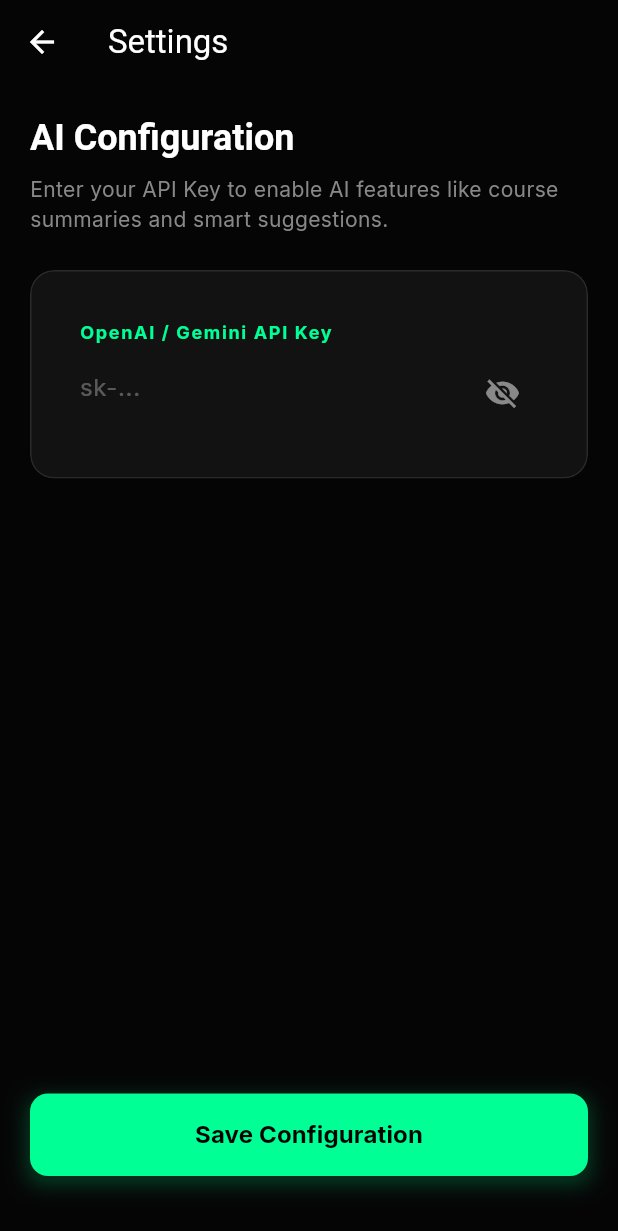
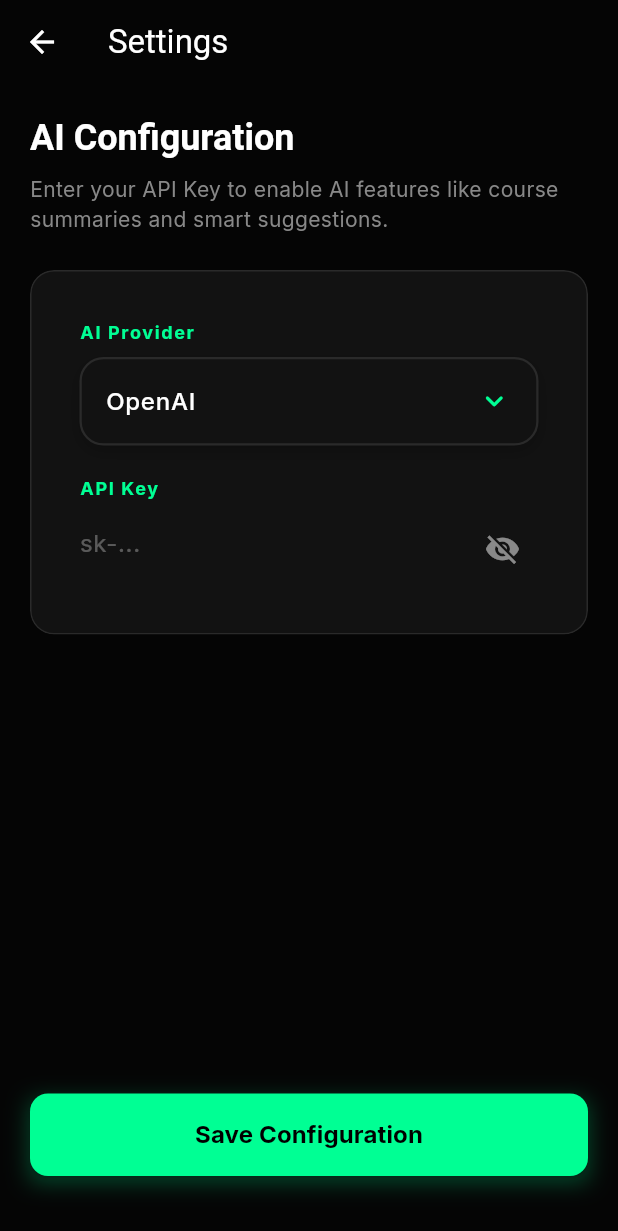
Before and after one commit to prakashbsamanta/queue, a Flutter app: the screen it shows after launch, after a tap on the "settings" icon, on a phone screen of 412 x 824 dp. Shown: the top 1231 px of the screen. Run offline on Flutter 3.47's test engine with Material 3 defaults, Android fonts, the phone set to English and light mode, and no system bars; our stand-ins replace cached_network_image, fl_chart, flutter_animate, flutter_riverpod, google_fonts, hive and 3 more; missing offline and left inert: youtube_explode_dart; accounts and stored records are empty; generated files the repository leaves out were written again.

Commit message:
feat: implement custom expanding provider selector

```diff
--- /dev/null
+++ b/lib/ui/settings/expandable_provider_selector.dart
@@ -0,0 +1,206 @@
+import 'package:flutter/material.dart';
+import '../../core/theme.dart';
+
+class ExpandableProviderSelector extends StatefulWidget {
+  final String selectedProvider;
+  final ValueChanged<String> onSelected;
+
+  const ExpandableProviderSelector({
+    super.key,
+    required this.selectedProvider,
+    required this.onSelected,
+  });
+
+  @override
+  State<ExpandableProviderSelector> createState() => _ExpandableProviderSelectorState();
+}
+
+class _ExpandableProviderSelectorState extends State<ExpandableProviderSelector>
+    with SingleTickerProviderStateMixin {
+  bool _isMenuOpen = false;
+  late TextEditingController _searchController;
+  late FocusNode _searchFocusNode;
+
+  final Map<String, String> _allProviders = {
+    'openai': 'OpenAI',
+    'gemini': 'Google Gemini',
+    'anthropic': 'Anthropic (Claude)',
+    'perplexity': 'Perplexity',
+    'openrouter': 'OpenRouter',
+    'deepseek': 'DeepSeek',
+    'groq': 'Groq',
+  };
+
+  List<String> _filteredProviderKeys = [];
+
+  @override
+  void initState() {
+    super.initState();
+    _searchController = TextEditingController();
+    _searchFocusNode = FocusNode();
+    _filteredProviderKeys = _allProviders.keys.toList();
+
+    // Set initial text to selected provider label ONLY if not opening
+    _updateSearchText();
+
+    _searchController.addListener(_onSearchChanged);
+  }
+
+  void _updateSearchText() {
+    final label = _allProviders[widget.selectedProvider] ?? 'Select Provider';
+    _searchController.text = label;
+  }
+
+  @override
+  void didUpdateWidget(covariant ExpandableProviderSelector oldWidget) {
+    super.didUpdateWidget(oldWidget);
+    if (widget.selectedProvider != oldWidget.selectedProvider && !_isMenuOpen) {
+       _updateSearchText();
+    }
+  }
+
+  void _onSearchChanged() {
+    final query = _searchController.text.toLowerCase();
+
+    // If not open, don't filter (we are just showing the selected value)
+    if (!_isMenuOpen) return;
+
+    setState(() {
+      _filteredProviderKeys = _allProviders.keys.where((key) {
+        final label = _allProviders[key]!.toLowerCase();
+        return label.contains(query);
+      }).toList();
+    });
+  }
+
+  @override
+  void dispose() {
+    _searchController.dispose();
+    _searchFocusNode.dispose();
+    super.dispose();
+  }
+
+  void _toggleMenu() {
+    setState(() {
+      _isMenuOpen = !_isMenuOpen;
+      if (_isMenuOpen) {
+        // Opening: Clear text to allow search, request focus
+        _searchController.clear();
+        _filteredProviderKeys = _allProviders.keys.toList();
+        _searchFocusNode.requestFocus();
+      } else {
+        // Closing: Restore selected provider text, unfocus
+        _updateSearchText();
+        _searchFocusNode.unfocus();
+      }
+    });
+  }
+
+  void _selectProvider(String key) {
+    widget.onSelected(key);
+    _toggleMenu(); // Close menu
+  }
+
+  @override
+  Widget build(BuildContext context) {
+    return AnimatedContainer(
+      duration: const Duration(milliseconds: 300),
+      curve: Curves.easeInOut,
+      decoration: BoxDecoration(
+        color: AppTheme.surface,
+        borderRadius: BorderRadius.circular(16),
+        border: Border.all(
+          color: _isMenuOpen ? AppTheme.accent : Colors.white.withValues(alpha: 0.1),
+          width: 1.5,
+        ),
+        boxShadow: [
+          BoxShadow(
+            color: Colors.black.withValues(alpha: 0.2),
+            blurRadius: 8,
+            offset: const Offset(0, 4),
+          ),
+        ],
+      ),
+      child: Column(
+        mainAxisSize: MainAxisSize.min,
+        children: [
+          // Header (Search Field + Icon)
+          InkWell(
+            onTap: _toggleMenu,
+            borderRadius: BorderRadius.circular(16),
+            child: Padding(
+              padding: const EdgeInsets.symmetric(horizontal: 16, vertical: 4), // Match previous padding
+              child: Row(
+                children: [
+                  Expanded(
+                    child: TextField(
+                      controller: _searchController,
+                      focusNode: _searchFocusNode,
+                      style: const TextStyle(
+                        color: Colors.white,
+                        fontSize: 16,
+                        fontWeight: FontWeight.w500,
+                      ),
+                      decoration: const InputDecoration(
+                        border: InputBorder.none,
+                        isDense: true,
+                        contentPadding: EdgeInsets.symmetric(vertical: 12),
+                      ),
+                      onTap: () {
+                        if (!_isMenuOpen) {
+                          _toggleMenu();
+                        }
+                      },
+                    ),
+                  ),
+                  AnimatedRotation(
+                    turns: _isMenuOpen ? 0.5 : 0,
+                    duration: const Duration(milliseconds: 300),
+                    child: const Icon(Icons.keyboard_arrow_down_rounded, color: AppTheme.accent),
+                  ),
+                ],
+              ),
+            ),
+          ),
+
+          // Body (List of Options)
+          AnimatedSize(
+            duration: const Duration(milliseconds: 300),
+            curve: Curves.easeInOut,
+            child: Container(
+              constraints: _isMenuOpen
+                  ? const BoxConstraints(maxHeight: 200)
+                  : const BoxConstraints(maxHeight: 0),
+              child: ListView.builder(
+                padding: EdgeInsets.zero,
+                shrinkWrap: true,
+                itemCount: _filteredProviderKeys.length,
+                itemBuilder: (context, index) {
+                  final key = _filteredProviderKeys[index];
+                  final label = _allProviders[key]!;
+                  final isSelected = key == widget.selectedProvider;
+
+                  return InkWell(
+                    onTap: () => _selectProvider(key),
+                    child: Container(
+                      padding: const EdgeInsets.symmetric(horizontal: 16, vertical: 12),
+                      color: isSelected ? AppTheme.accent.withValues(alpha: 0.1) : null,
+                      child: Text(
+                        label,
+                        style: TextStyle(
+                          color: isSelected ? AppTheme.accent : Colors.white.withValues(alpha: 0.7),
+                          fontSize: 15,
+                          fontWeight: isSelected ? FontWeight.bold : FontWeight.w400,
+                        ),
+                      ),
+                    ),
+                  );
+                },
+              ),
+            ),
+          ),
+        ],
+      ),
+    );
+  }
+}
--- a/lib/ui/settings/settings_screen.dart
+++ b/lib/ui/settings/settings_screen.dart
@@ -3,6 +3,7 @@
 import '../../core/theme.dart';
 import '../widgets/neo_button.dart';
 import '../widgets/glass_card.dart';
+import 'expandable_provider_selector.dart';
 
 class SettingsScreen extends StatefulWidget {
   const SettingsScreen({super.key});
@@ -15,11 +16,13 @@
   late TextEditingController _apiKeyController;
   final Box _box = Hive.box('settings');
   bool _isObscure = true;
+  String _selectedProvider = 'openai';
 
   @override
   void initState() {
     super.initState();
     _apiKeyController = TextEditingController(text: _box.get('ai_api_key', defaultValue: ''));
+    _selectedProvider = _box.get('ai_provider', defaultValue: 'openai');
   }
 
   @override
@@ -30,6 +33,7 @@
 
   Future<void> _save() async {
     await _box.put('ai_api_key', _apiKeyController.text.trim());
+    await _box.put('ai_provider', _selectedProvider);
     if (mounted) {
       ScaffoldMessenger.of(context).showSnackBar(
         const SnackBar(
@@ -77,12 +81,31 @@
                   crossAxisAlignment: CrossAxisAlignment.start,
                   children: [
                     const Text(
-                      'OpenAI / Gemini API Key', // Generic label for now
+                      'AI Provider',
                       style: TextStyle(
                         fontWeight: FontWeight.bold,
                         color: AppTheme.accent,
                         fontSize: 12,
-                        letterSpacing: 1.1
+                        letterSpacing: 1.1,
+                      ),
+                    ),
+                    const SizedBox(height: 8),
+                    ExpandableProviderSelector(
+                      selectedProvider: _selectedProvider,
+                      onSelected: (value) {
+                        setState(() {
+                          _selectedProvider = value;
+                        });
+                      },
+                    ),
+                    const SizedBox(height: 20),
+                    const Text(
+                      'API Key',
+                      style: TextStyle(
+                        fontWeight: FontWeight.bold,
+                        color: AppTheme.accent,
+                        fontSize: 12,
+                        letterSpacing: 1.1,
                       ),
                     ),
                     const SizedBox(height: 8),
```
